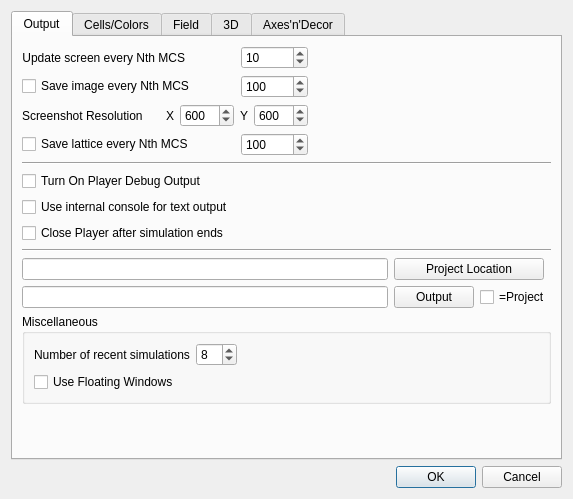
Before: the Qt Designer form cc3d/player5/Configuration/cc3D_prefs.ui in CompuCell3D/CompuCell3D, drawn with Qt 5.
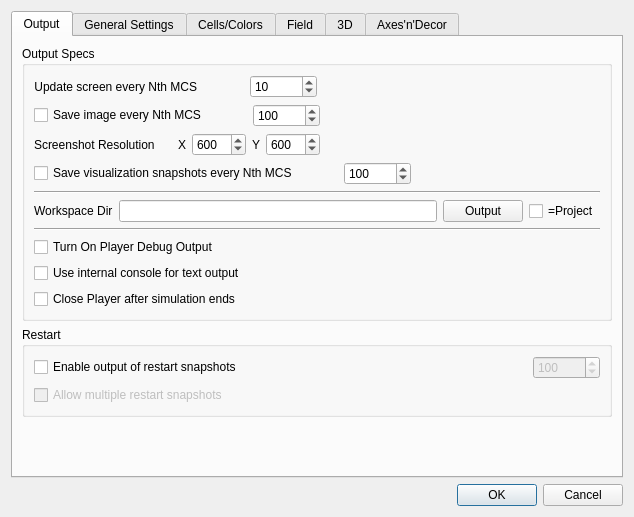
After: the same form once the commit is applied.

Commit message: Refectored config dialog

Patch:
```diff
--- a/cc3d/player5/Configuration/cc3D_prefs.ui
+++ b/cc3d/player5/Configuration/cc3D_prefs.ui
@@ -6,8 +6,8 @@
    <rect>
     <x>0</x>
     <y>0</y>
-    <width>550</width>
-    <height>464</height>
+    <width>634</width>
+    <height>517</height>
    </rect>
   </property>
   <property name="windowTitle">
@@ -26,14 +26,18 @@
       <attribute name="title">
        <string>Output</string>
       </attribute>
-      <layout class="QVBoxLayout" name="verticalLayout_14">
+      <layout class="QVBoxLayout" name="verticalLayout_25">
+       <item>
+        <widget class="QGroupBox" name="groupBox_17">
+         <property name="title">
+          <string>Output Specs</string>
+         </property>
+         <layout class="QVBoxLayout" name="verticalLayout_19">
        <item>
         <layout class="QVBoxLayout" name="verticalLayout_10">
          <item>
           <layout class="QHBoxLayout" name="horizontalLayout_16">
            <item>
-            <layout class="QVBoxLayout" name="verticalLayout_9">
-             <item>
               <layout class="QHBoxLayout" name="horizontalLayout_3">
                <item>
                 <widget class="QLabel" name="label_5">
@@ -74,6 +78,23 @@
               </layout>
              </item>
              <item>
+               <spacer name="horizontalSpacer_11">
+                <property name="orientation">
+                 <enum>Qt::Horizontal</enum>
+                </property>
+                <property name="sizeHint" stdset="0">
+                 <size>
+                  <width>40</width>
+                  <height>20</height>
+                 </size>
+                </property>
+               </spacer>
+              </item>
+             </layout>
+            </item>
+            <item>
+             <layout class="QHBoxLayout" name="horizontalLayout_31">
+              <item>
               <layout class="QHBoxLayout" name="horizontalLayout_15">
                <item>
                 <widget class="QCheckBox" name="outputImagesCheckBox">
@@ -111,10 +132,24 @@
               </layout>
              </item>
              <item>
-              <layout class="QHBoxLayout" name="horizontalLayout_17"/>
-             </item>
+               <spacer name="horizontalSpacer_25">
+                <property name="orientation">
+                 <enum>Qt::Horizontal</enum>
+                </property>
+                <property name="sizeHint" stdset="0">
+                 <size>
+                  <width>40</width>
+                  <height>20</height>
+                 </size>
+                </property>
+               </spacer>
+              </item>
+             </layout>
+            </item>
              <item>
-              <layout class="QHBoxLayout" name="horizontalLayout_21">
+             <layout class="QHBoxLayout" name="horizontalLayout_32">
+              <item>
+               <layout class="QHBoxLayout" name="horizontalLayout_17">
                <item>
                 <widget class="QLabel" name="label_13">
                  <property name="text">
@@ -167,11 +202,28 @@
               </layout>
              </item>
              <item>
-              <layout class="QHBoxLayout" name="horizontalLayout_14">
+               <spacer name="horizontalSpacer_24">
+                <property name="orientation">
+                 <enum>Qt::Horizontal</enum>
+                </property>
+                <property name="sizeHint" stdset="0">
+                 <size>
+                  <width>40</width>
+                  <height>20</height>
+                 </size>
+                </property>
+               </spacer>
+              </item>
+             </layout>
+            </item>
+            <item>
+             <layout class="QHBoxLayout" name="horizontalLayout_33">
+              <item>
+               <layout class="QHBoxLayout" name="horizontalLayout_21">
                <item>
                 <widget class="QCheckBox" name="outputLatticeDataCheckBox">
                  <property name="text">
-                  <string>Save lattice every Nth MCS</string>
+                   <string>Save visualization snapshots every Nth MCS</string>
                  </property>
                 </widget>
                </item>
@@ -203,10 +255,8 @@
                </item>
               </layout>
              </item>
-            </layout>
-           </item>
            <item>
-            <spacer name="horizontalSpacer_11">
+               <spacer name="horizontalSpacer_26">
              <property name="orientation">
               <enum>Qt::Horizontal</enum>
              </property>
@@ -217,6 +267,59 @@
               </size>
              </property>
             </spacer>
+              </item>
+             </layout>
+            </item>
+           </layout>
+          </item>
+          <item>
+           <widget class="Line" name="line_2">
+            <property name="orientation">
+             <enum>Qt::Horizontal</enum>
+            </property>
+           </widget>
+          </item>
+          <item>
+           <layout class="QHBoxLayout" name="horizontalLayout_34">
+            <item>
+             <widget class="QLabel" name="label_19">
+              <property name="text">
+               <string>Workspace Dir</string>
+              </property>
+             </widget>
+            </item>
+            <item>
+             <widget class="QLineEdit" name="outputLocationLineEdit">
+              <property name="maximumSize">
+               <size>
+                <width>16777215</width>
+                <height>16777215</height>
+               </size>
+              </property>
+             </widget>
+            </item>
+            <item>
+             <widget class="QPushButton" name="outputLocationButton">
+              <property name="maximumSize">
+               <size>
+                <width>150</width>
+                <height>16777215</height>
+               </size>
+              </property>
+              <property name="text">
+               <string>Output</string>
+              </property>
+              <property name="autoDefault">
+               <bool>false</bool>
+              </property>
+             </widget>
+            </item>
+            <item>
+             <widget class="QCheckBox" name="outputToProjectCheckBox">
+              <property name="text">
+               <string>=Project</string>
+              </property>
+             </widget>
            </item>
           </layout>
          </item>
@@ -228,6 +331,8 @@
           </widget>
          </item>
          <item>
+           <layout class="QVBoxLayout" name="verticalLayout_14">
+            <item>
           <widget class="QCheckBox" name="debugOutputPlayerCB">
            <property name="text">
             <string>Turn On Player Debug Output</string>
@@ -248,81 +353,96 @@
            </property>
           </widget>
          </item>
+           </layout>
+          </item>
+         </layout>
+        </widget>
+       </item>
          <item>
-          <widget class="Line" name="line_2">
+        <widget class="QGroupBox" name="groupBox_16">
+         <property name="title">
+          <string>Restart</string>
+         </property>
+         <layout class="QGridLayout" name="gridLayout_4">
+          <item row="0" column="0" colspan="2">
+           <widget class="QCheckBox" name="restart_CB">
+            <property name="text">
+             <string>Enable output of restart snapshots</string>
+            </property>
+           </widget>
+          </item>
+          <item row="0" column="2">
+           <spacer name="horizontalSpacer_21">
            <property name="orientation">
             <enum>Qt::Horizontal</enum>
            </property>
-          </widget>
-         </item>
-         <item>
-          <layout class="QGridLayout" name="gridLayout_6">
-           <item row="0" column="0">
-            <widget class="QLineEdit" name="projectLocationLineEdit">
-             <property name="maximumSize">
+            <property name="sizeHint" stdset="0">
               <size>
-               <width>16777215</width>
-               <height>16777215</height>
-              </size>
-             </property>
-             <property name="text">
-              <string/>
-             </property>
-            </widget>
-           </item>
-           <item row="0" column="1" colspan="3">
-            <widget class="QPushButton" name="projectLocationButton">
-             <property name="maximumSize">
-              <size>
-               <width>150</width>
-               <height>16777215</height>
-              </size>
-             </property>
-             <property name="text">
-              <string>Project Location</string>
-             </property>
-             <property name="autoDefault">
+              <width>40</width>
+              <height>20</height>
+             </size>
+            </property>
+           </spacer>
+          </item>
+          <item row="0" column="3">
+           <widget class="QSpinBox" name="restart_freq_SB">
+            <property name="enabled">
               <bool>false</bool>
              </property>
+            <property name="maximum">
+             <number>1000000000</number>
+            </property>
+            <property name="value">
+             <number>100</number>
+            </property>
             </widget>
            </item>
            <item row="1" column="0">
-            <widget class="QLineEdit" name="outputLocationLineEdit">
-             <property name="maximumSize">
-              <size>
-               <width>16777215</width>
-               <height>16777215</height>
-              </size>
+           <widget class="QCheckBox" name="multiple_restart_snapshots_CB">
+            <property name="enabled">
+             <bool>false</bool>
+            </property>
+            <property name="text">
+             <string>Allow multiple restart snapshots</string>
              </property>
             </widget>
            </item>
            <item row="1" column="1" colspan="2">
-            <widget class="QPushButton" name="outputLocationButton">
-             <property name="maximumSize">
+           <spacer name="horizontalSpacer_22">
+            <property name="orientation">
+             <enum>Qt::Horizontal</enum>
+            </property>
+            <property name="sizeHint" stdset="0">
               <size>
-               <width>150</width>
-               <height>16777215</height>
-              </size>
-             </property>
-             <property name="text">
-              <string>Output</string>
-             </property>
-             <property name="autoDefault">
-              <bool>false</bool>
-             </property>
-            </widget>
-           </item>
-           <item row="1" column="3">
-            <widget class="QCheckBox" name="outputToProjectCheckBox">
-             <property name="text">
-              <string>=Project</string>
-             </property>
-            </widget>
-           </item>
-          </layout>
-         </item>
-        </layout>
-       </item>
+              <width>56</width>
+              <height>20</height>
+             </size>
+            </property>
+           </spacer>
+          </item>
+         </layout>
+        </widget>
+       </item>
+       <item>
+        <spacer name="verticalSpacer">
+         <property name="orientation">
+          <enum>Qt::Vertical</enum>
+         </property>
+         <property name="sizeHint" stdset="0">
+          <size>
+           <width>20</width>
+           <height>119</height>
+          </size>
+         </property>
+        </spacer>
+       </item>
+      </layout>
+     </widget>
+     <widget class="QWidget" name="tab_2">
+      <attribute name="title">
+       <string>General Settings</string>
+      </attribute>
+      <layout class="QVBoxLayout" name="verticalLayout_9">
        <item>
         <widget class="QGroupBox" name="groupBox_5">
          <property name="title">
@@ -385,14 +505,60 @@
         </widget>
        </item>
        <item>
-        <spacer name="verticalSpacer">
+        <layout class="QHBoxLayout" name="horizontalLayout_14">
+         <item>
+          <widget class="QLineEdit" name="projectLocationLineEdit">
+           <property name="maximumSize">
+            <size>
+             <width>16777215</width>
+             <height>16777215</height>
+            </size>
+           </property>
+           <property name="text">
+            <string/>
+           </property>
+          </widget>
+         </item>
+         <item>
+          <widget class="QPushButton" name="projectLocationButton">
+           <property name="maximumSize">
+            <size>
+             <width>150</width>
+             <height>16777215</height>
+            </size>
+           </property>
+           <property name="text">
+            <string>Project Location</string>
+           </property>
+           <property name="autoDefault">
+            <bool>false</bool>
+           </property>
+          </widget>
+         </item>
+         <item>
+          <spacer name="horizontalSpacer_23">
+           <property name="orientation">
+            <enum>Qt::Horizontal</enum>
+           </property>
+           <property name="sizeHint" stdset="0">
+            <size>
+             <width>40</width>
+             <height>20</height>
+            </size>
+           </property>
+          </spacer>
+         </item>
+        </layout>
+       </item>
+       <item>
+        <spacer name="verticalSpacer_4">
          <property name="orientation">
           <enum>Qt::Vertical</enum>
          </property>
          <property name="sizeHint" stdset="0">
           <size>
            <width>20</width>
-           <height>119</height>
+           <height>304</height>
           </size>
          </property>
         </spacer>
```
Left out of the diff: 52 changed lines with no effect on the pictures. Lines whose indentation alone changed are shown as unchanged. The commit also changes 3 other files.
